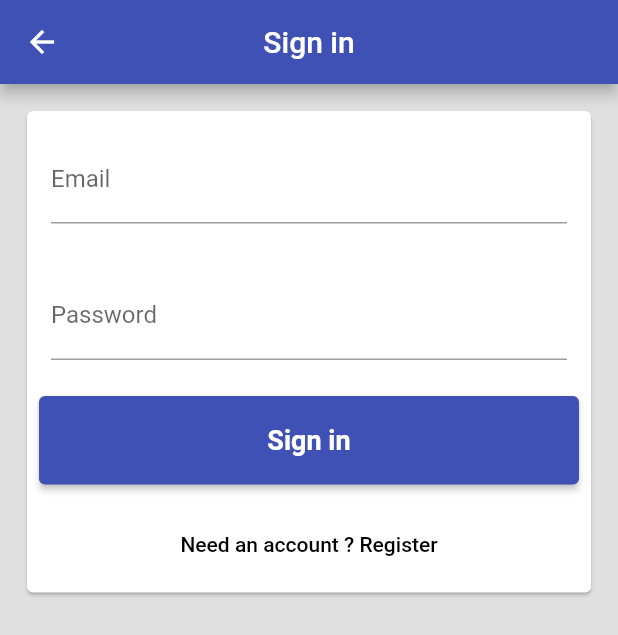
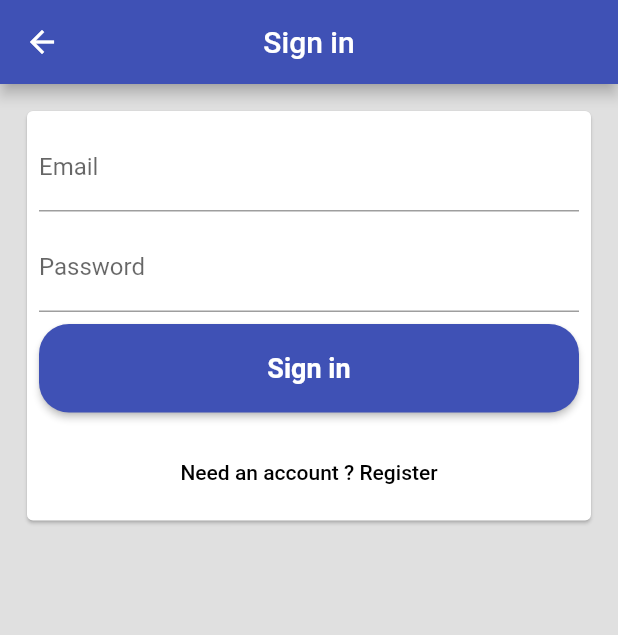
Before and after one commit to karim-Amin/time_trackers_app, a Flutter app: the SignInForm screen opened directly with empty values, on a phone screen of 412 x 824 dp. Shown: the top 635 px of the screen. Run offline on Flutter 3.47's test engine with Material 2 defaults, Android fonts, the phone set to English and light mode, and no system bars; our stand-ins replace firebase_auth, firebase_core, google_sign_in; missing offline and left inert: flutter_login_facebook; accounts and stored records are empty.

Commit message:
adding the focusSoce and focusNode

```diff
--- a/lib/app_sign_in/email_sign_in_form.dart
+++ b/lib/app_sign_in/email_sign_in_form.dart
@@ -38,6 +38,7 @@ class _SignInFormState extends State<SignInForm> {
     } catch (e) {
       print(e.toString());
     }
+    // check that there is a valid user
     if (user != null) {
       Navigator.of(context).pop();
     }
@@ -64,37 +65,15 @@ class _SignInFormState extends State<SignInForm> {
         ? 'Need an account ? Register'
         : 'Have an account ? Sign in';
     return [
-      Padding(
-        padding: const EdgeInsets.all(16.0),
-        // assign text controller for each textField
-        child: TextField(
-          controller: _emailController,
-          decoration: InputDecoration(
-            border: UnderlineInputBorder(),
-            hintText: "example@example.com",
-            labelText: 'Email',
-          ),
-        ),
-      ),
-      Padding(
-        padding: const EdgeInsets.all(16.0),
-        child: TextField(
-          controller: _passwordController,
-          decoration: InputDecoration(
-            border: UnderlineInputBorder(),
-            labelText: 'Password',
-          ),
-          // to hide the password when entering it
-          obscureText: true,
-        ),
-      ),
+      _bulidEmailTextField(),
+      _bulidPasswordTextFiled(),
       Container(
         padding: const EdgeInsets.all(8.0),
         height: 75.0,
         child: CustomElevatedButton(
           child: Text(
             primary,
-            style: TextStyle(fontSize: 18, fontWeight: FontWeight.bold),
+            style: TextStyle(fontSize: 18, fontWeight: FontWeight.w600),
           ),
           onPressed: _submit,
           color: Colors.indigo,
@@ -113,6 +92,46 @@ class _SignInFormState extends State<SignInForm> {
             onPressed: _toggelStatus,
           )),
     ];
+  }
+
+  Padding _bulidPasswordTextFiled() {
+    return Padding(
+        padding: const EdgeInsets.fromLTRB(8.0, 8.0, 8.0, 0),
+        child: TextField(
+          controller: _passwordController,
+          decoration: InputDecoration(
+            border: UnderlineInputBorder(),
+            labelText: 'Password',
+          ),
+          // when writing the password the action button in the keyboard
+          // will be( done )
+          textInputAction: TextInputAction.done,
+          // to hide the password when entering it
+          obscureText: true,
+          onEditingComplete: _submit,
+        ),
+      );
+  }
+
+  Padding _bulidEmailTextField() {
+    return Padding(
+      padding: EdgeInsets.fromLTRB(8.0, 8.0, 8.0, 0),
+      // assign text controller for each textField
+      child: TextField(
+        controller: _emailController,
+        decoration: InputDecoration(
+          border: UnderlineInputBorder(),
+          hintText: "example@example.com",
+          labelText: 'Email',
+        ),
+        // set the keyboard settings to disable auto correct setting
+        autocorrect: false,
+        keyboardType: TextInputType.emailAddress,
+        // when writing the email the action button in the keyboard
+        // will be( next )
+        textInputAction: TextInputAction.next,
+      ),
+    );
   }
 
   @override
--- a/lib/common_widgets/form_sign_in_button.dart
+++ b/lib/common_widgets/form_sign_in_button.dart
@@ -11,9 +11,13 @@ class CustomElevatedButton extends StatelessWidget {
     return ElevatedButton(
       child: child,
       onPressed: onPressed,
+
       style: ElevatedButton.styleFrom(
         primary: color,
         padding: EdgeInsets.all(8.0),
+        shape: RoundedRectangleBorder(
+          borderRadius: BorderRadius.circular(20.0),
+        ),
       ),
     );
   }
```
